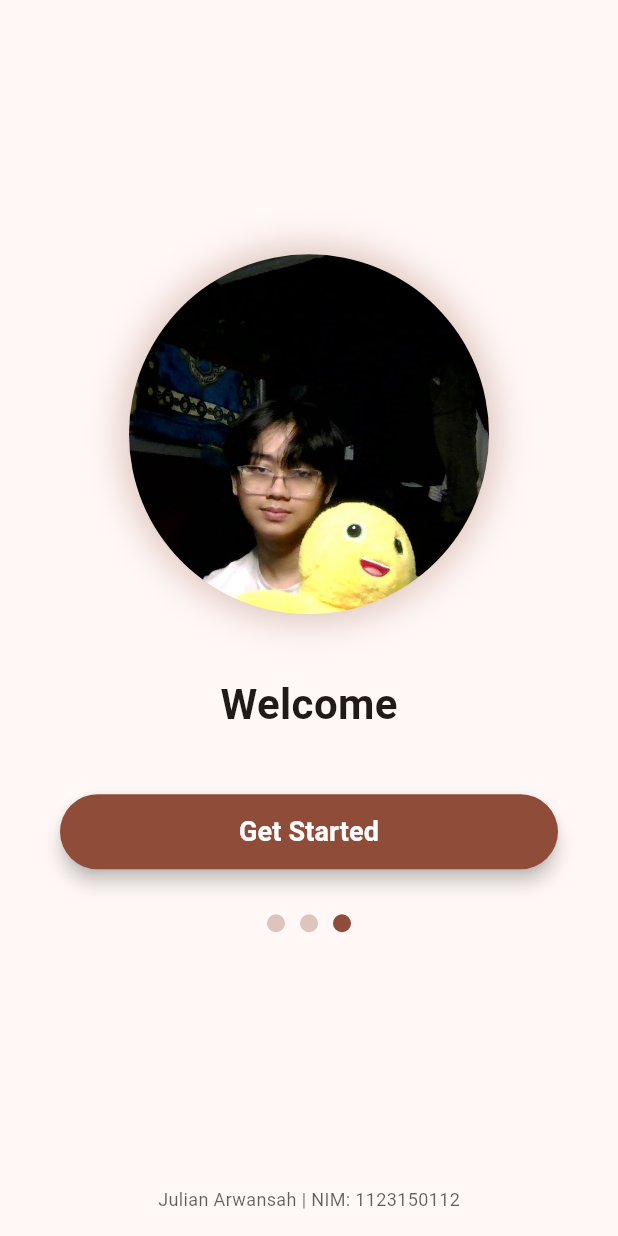
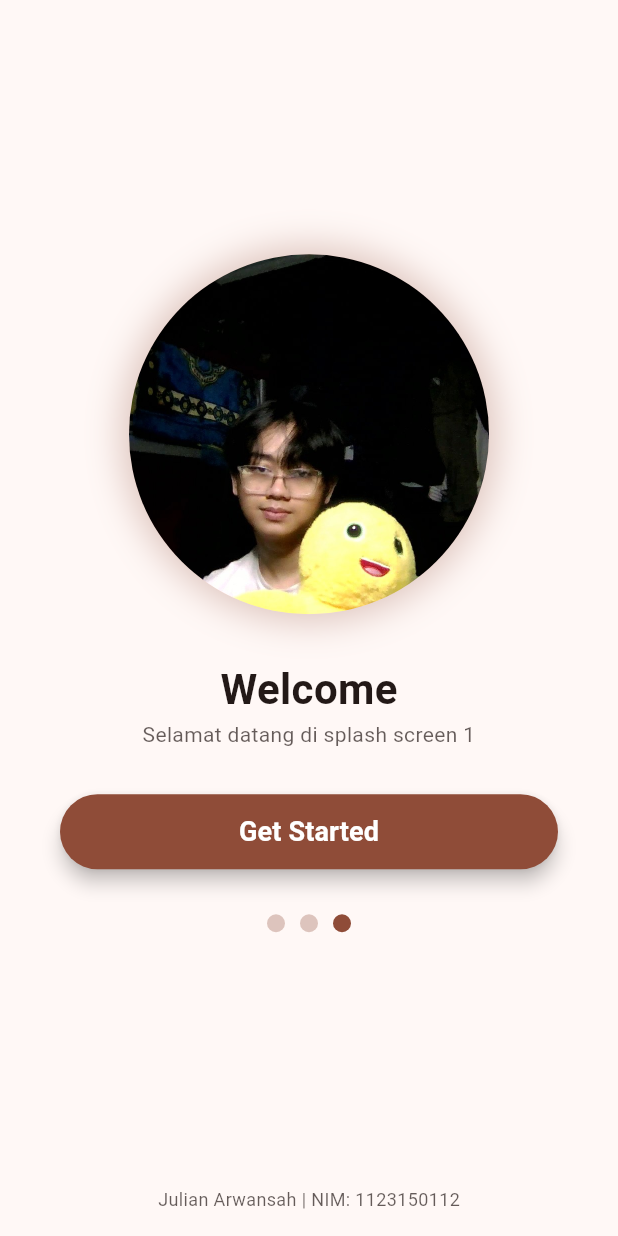
Before and after one commit to Julianarwansah/KB1179-1123150112-uts, a Flutter app: the JulSplashScreen3 screen opened directly, on a phone screen of 412 x 824 dp. Run offline on Flutter 3.47's test engine with Material 3 defaults, Android fonts, the light colour scheme and no system bars.

Commit message:
adjust spacing and update welcome message styling on splash screen 3

```diff
--- a/lib/splash_screen/splash_screen3.dart
+++ b/lib/splash_screen/splash_screen3.dart
@@ -34,7 +34,7 @@ class JulSplashScreen3 extends StatelessWidget {
             ),
           ),
 
-          const SizedBox(height: 40),
+          const SizedBox(height: 30),
 
           Text(
             "Welcome",
@@ -45,7 +45,19 @@ class JulSplashScreen3 extends StatelessWidget {
             ),
           ),
 
-          const SizedBox(height: 40),
+          Padding(
+            padding: const EdgeInsets.symmetric(horizontal: 40),
+            child: Text(
+              "Selamat datang di splash screen 1",
+              textAlign: TextAlign.center,
+              style: TextStyle(
+                fontSize: 14,
+                color: colorScheme.onSurface.withValues(alpha: 0.7),
+              ),
+            ),
+          ),
+
+          const SizedBox(height: 30),
 
           Padding(
             padding: const EdgeInsets.symmetric(horizontal: 40),
```
